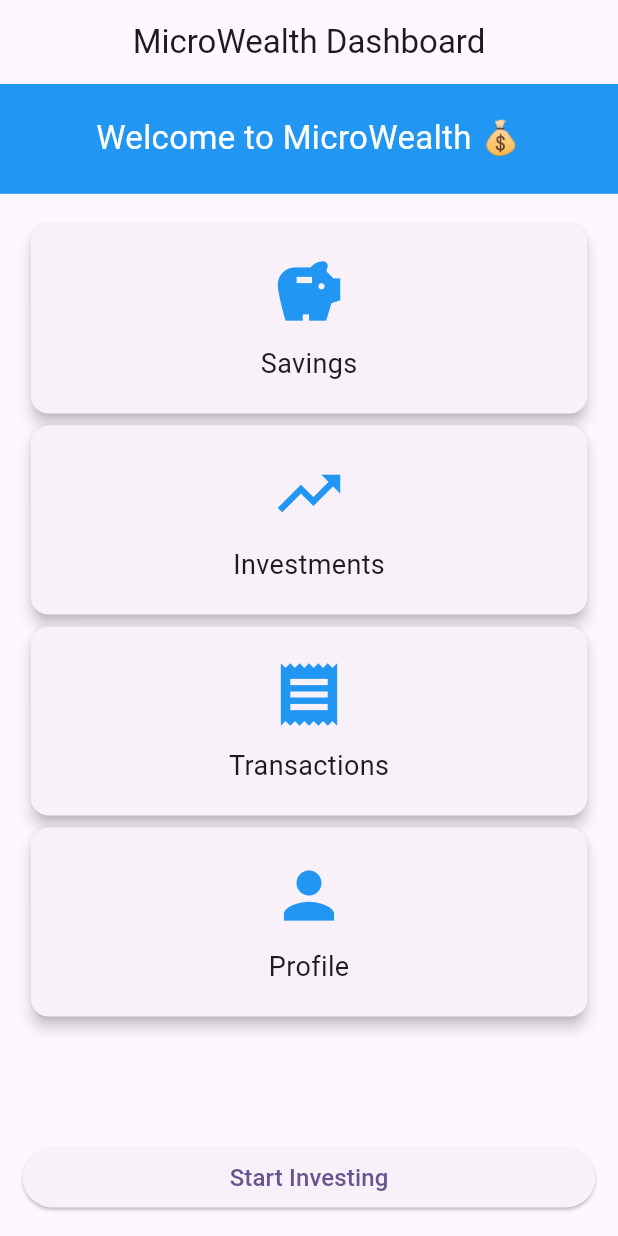
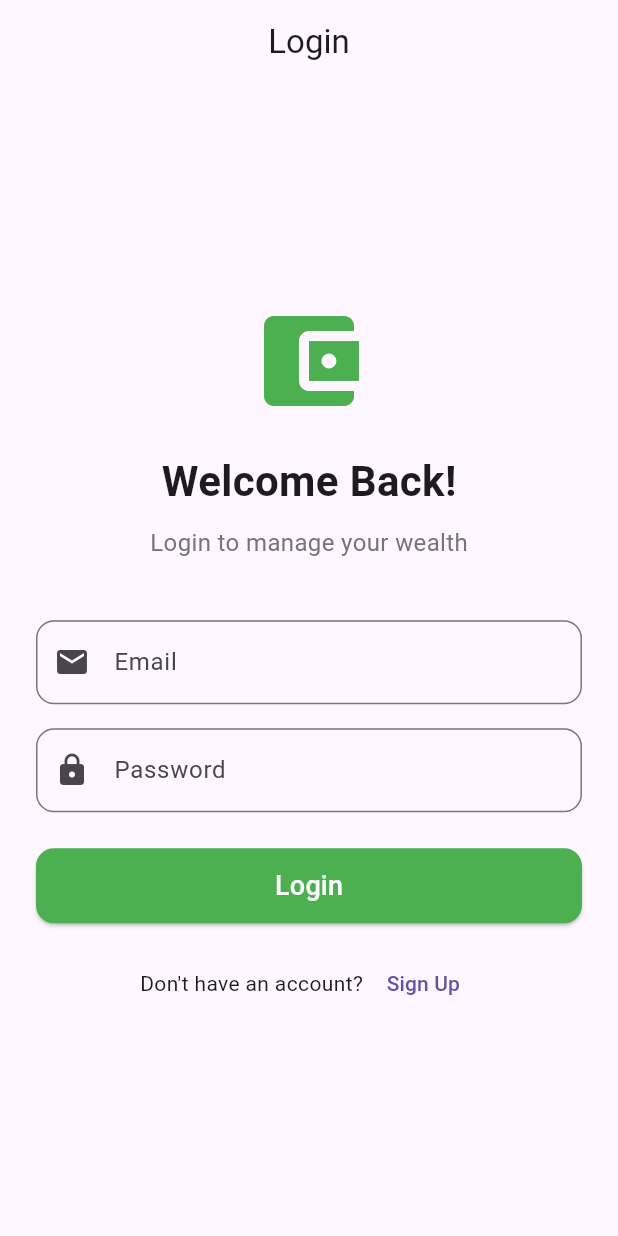
Before and after one commit to Jannat150/MicroWealth, a Flutter app: the screen it shows after launch, on a phone screen of 412 x 824 dp. Run offline on Flutter 3.47's test engine with Material 3 defaults, Android fonts, the phone set to English and light mode, and no system bars; our stand-ins replace cloud_firestore, firebase_auth, firebase_core; accounts and stored records are empty.

Commit message:
feat: integrated Firebase Auth and Firestore with working login and data flow

```diff
--- a/microwealth/lib/main.dart
+++ b/microwealth/lib/main.dart
@@ -1,8 +1,22 @@
 import 'package:flutter/material.dart';
+import 'package:flutter/foundation.dart';
+import 'package:firebase_core/firebase_core.dart';
+import 'package:firebase_auth/firebase_auth.dart';
+import 'firebase_options.dart';
 import 'screens/welcome_screen.dart';
 import 'screens/responsive_home.dart';
+import 'screens/login_screen.dart';
+import 'screens/signup_screen.dart';
 
-void main() {
+void main() async {
+  // Ensures Flutter is initialized before Firebase
+  WidgetsFlutterBinding.ensureInitialized();
+
+  // Initialize Firebase with platform-specific configuration
+  await Firebase.initializeApp(
+    options: DefaultFirebaseOptions.currentPlatform,
+  );
+
   runApp(const MyApp());
 }
 
@@ -14,25 +28,20 @@ class MyApp extends StatelessWidget {
   Widget build(BuildContext context) {
     return MaterialApp(
       title: 'MicroWealth',
+      debugShowCheckedModeBanner: false,
       theme: ThemeData(
-        // This is the theme of your application.
-        //
-        // TRY THIS: Try running your application with "flutter run". You'll see
-        // the application has a purple toolbar. Then, without quitting the app,
-        // try changing the seedColor in the colorScheme below to Colors.green
-        // and then invoke "hot reload" (save your changes or press the "hot
-        // reload" button in a Flutter-supported IDE, or press "r" if you used
-        // the command line to start the app).
-        //
-        // Notice that the counter didn't reset back to zero; the application
-        // state is not lost during the reload. To reset the state, use hot
-        // restart instead.
-        //
-        // This works for code too, not just values: Most code changes can be
-        // tested with just a hot reload.
-        colorScheme: ColorScheme.fromSeed(seedColor: Colors.deepPurple),
+        primarySwatch: Colors.green,
+        useMaterial3: true,
       ),
-      home: ResponsiveHome(),
+      // Start with login screen
+      home: LoginScreen(),
+      // Define routes for navigation
+      routes: {
+        '/login': (context) => LoginScreen(),
+        '/signup': (context) => SignupScreen(),
+        '/home': (context) => ResponsiveHome(),
+        '/welcome': (context) => WelcomeScreen(),
+      },
     );
   }
 }
--- /dev/null
+++ b/microwealth/lib/screens/login_screen.dart
@@ -0,0 +1,180 @@
+import 'package:flutter/material.dart';
+import '../services/auth_service.dart';
+import 'signup_screen.dart';
+import 'responsive_home.dart';
+
+/// Login screen for existing users
+class LoginScreen extends StatefulWidget {
+  @override
+  _LoginScreenState createState() => _LoginScreenState();
+}
+
+class _LoginScreenState extends State<LoginScreen> {
+  final AuthService _authService = AuthService();
+
+  final TextEditingController _emailController = TextEditingController();
+  final TextEditingController _passwordController = TextEditingController();
+
+  bool _isLoading = false;
+
+  @override
+  void dispose() {
+    _emailController.dispose();
+    _passwordController.dispose();
+    super.dispose();
+  }
+
+  /// Handle user login
+  Future<void> _handleLogin() async {
+    if (_emailController.text.isEmpty || _passwordController.text.isEmpty) {
+      _showMessage('Please fill in all fields');
+      return;
+    }
+
+    setState(() => _isLoading = true);
+
+    final user = await _authService.login(
+      _emailController.text.trim(),
+      _passwordController.text.trim(),
+    );
+
+    setState(() => _isLoading = false);
+
+    if (!mounted) return;
+
+    if (user != null) {
+      _showMessage('Login successful!');
+      Navigator.pushReplacement(
+        context,
+        MaterialPageRoute(builder: (context) => ResponsiveHome()),
+      );
+    } else {
+      _showMessage('Login failed. Check your credentials.');
+    }
+  }
+
+  void _showMessage(String message) {
+    ScaffoldMessenger.of(context).showSnackBar(
+      SnackBar(content: Text(message)),
+    );
+  }
+
+  @override
+  Widget build(BuildContext context) {
+    return Scaffold(
+      appBar: AppBar(
+        title: Text('Login'),
+        centerTitle: true,
+      ),
+      body: Center(
+        child: SingleChildScrollView(
+          padding: EdgeInsets.all(24),
+          child: Column(
+            mainAxisAlignment: MainAxisAlignment.center,
+            children: [
+
+              Icon(
+                Icons.account_balance_wallet,
+                size: 80,
+                color: Colors.green,
+              ),
+
+              SizedBox(height: 20),
+
+              Text(
+                'Welcome Back!',
+                style: TextStyle(
+                  fontSize: 28,
+                  fontWeight: FontWeight.bold,
+                ),
+              ),
+
+              SizedBox(height: 10),
+
+              Text(
+                'Login to manage your wealth',
+                style: TextStyle(
+                  fontSize: 16,
+                  color: Colors.grey[600],
+                ),
+              ),
+
+              SizedBox(height: 40),
+
+              // Email Field
+              TextField(
+                controller: _emailController,
+                keyboardType: TextInputType.emailAddress,
+                decoration: InputDecoration(
+                  labelText: 'Email',
+                  prefixIcon: Icon(Icons.email),
+                  border: OutlineInputBorder(
+                    borderRadius: BorderRadius.circular(12),
+                  ),
+                ),
+              ),
+
+              SizedBox(height: 16),
+
+              // Password Field
+              TextField(
+                controller: _passwordController,
+                obscureText: true,
+                decoration: InputDecoration(
+                  labelText: 'Password',
+                  prefixIcon: Icon(Icons.lock),
+                  border: OutlineInputBorder(
+                    borderRadius: BorderRadius.circular(12),
+                  ),
+                ),
+              ),
+
+              SizedBox(height: 24),
+
+              // Login Button
+              SizedBox(
+                width: double.infinity,
+                height: 50,
+                child: ElevatedButton(
+                  onPressed: _isLoading ? null : _handleLogin,
+                  style: ElevatedButton.styleFrom(
+                    backgroundColor: Colors.green,
+                    shape: RoundedRectangleBorder(
+                      borderRadius: BorderRadius.circular(12),
+                    ),
+                  ),
+                  child: _isLoading
+                      ? CircularProgressIndicator(color: Colors.white)
+                      : Text(
+                          'Login',
+                          style: TextStyle(fontSize: 18, color: Colors.white),
+                        ),
+                ),
+              ),
+
+              SizedBox(height: 16),
+
+              // Navigate to Signup
+              Row(
+                mainAxisAlignment: MainAxisAlignment.center,
+                children: [
+                  Text("Don't have an account? "),
+                  TextButton(
+                    onPressed: () {
+                      Navigator.pushReplacement(
+                        context,
+                        MaterialPageRoute(builder: (context) => SignupScreen()),
+                      );
+                    },
+                    child: Text('Sign Up'),
+                  ),
+                ],
+              ),
+
+            ],
+          ),
+        ),
+      ),
+    );
+  }
+}
--- /dev/null
+++ b/microwealth/lib/services/auth_service.dart
@@ -0,0 +1,93 @@
+import 'package:firebase_auth/firebase_auth.dart';
+import 'dart:io';
+
+/// Service for handling Firebase Authentication
+class AuthService {
+  final FirebaseAuth _auth = FirebaseAuth.instance;
+
+  // Get current user
+  User? get currentUser => _auth.currentUser;
+
+  // Listen to authentication state changes
+  Stream<User?> get authStateChanges => _auth.authStateChanges();
+
+  /// Sign up a new user with email and password
+  Future<User?> signUp(String email, String password) async {
+    try {
+      // Force use of emulator-friendly settings
+      _auth.setSettings(
+        appVerificationDisabledForTesting: true,
+        forceRecaptchaFlow: false,
+      );
+
+      final userCredential = await _auth.createUserWithEmailAndPassword(
+        email: email,
+        password: password,
+      );
+      return userCredential.user;
+    } on SocketException catch (e) {
+      print('Network Error: No internet connection - $e');
+      throw Exception('No internet connection. Please check your network.');
+    } on FirebaseAuthException catch (e) {
+      print('FirebaseAuthException: ${e.code} - ${e.message}');
+      if (e.code == 'weak-password') {
+        throw Exception('Password must be at least 6 characters');
+      } else if (e.code == 'email-already-in-use') {
+        throw Exception('This email is already registered. Try logging in instead.');
+      } else if (e.code == 'network-request-failed') {
+        throw Exception('Network error. Check your internet connection.');
+      } else if (e.code == 'invalid-email') {
+        throw Exception('Invalid email address');
+      } else {
+        throw Exception(e.message ?? 'Signup failed');
+      }
+    } catch (e) {
+      if (e is Exception) rethrow;
+      print('Unexpected error: $e');
+      throw Exception('Unexpected error: $e');
+    }
+  }
+
+  /// Log in an existing user with email and password
+  Future<User?> login(String email, String password) async {
+    try {
+      final userCredential = await _auth.signInWithEmailAndPassword(
+        email: email,
+        password: password,
+      );
+      return userCredential.user;
+    } on FirebaseAuthException catch (e) {
+      if (e.code == 'user-not-found') {
+        print('Error: No user found for that email.');
+      } else if (e.code == 'wrong-password') {
+        print('Error: Wrong password provided.');
+      } else {
+        print('Error: ${e.message}');
+      }
+      return null;
+    } catch (e) {
+      print('Unexpected error: $e');
+      return null;
+    }
+  }
+
+  /// Log out the current user
+  Future<void> logout() async {
+    try {
+      await _auth.signOut();
+    } catch (e) {
+      print('Error signing out: $e');
+    }
+  }
+
+  /// Send password reset email
+  Future<bool> resetPassword(String email) async {
+    try {
+      await _auth.sendPasswordResetEmail(email: email);
+      return true;
+    } catch (e) {
+      print('Error sending password reset email: $e');
+      return false;
+    }
+  }
+}
--- a/microwealth/pubspec.yaml
+++ b/microwealth/pubspec.yaml
@@ -34,6 +34,11 @@ dependencies:
   # The following adds the Cupertino Icons font to your application.
   # Use with the CupertinoIcons class for iOS style icons.
   cupertino_icons: ^1.0.8
+
+  # Firebase packages
+  firebase_core: ^3.9.0
+  firebase_auth: ^5.3.4
+  cloud_firestore: ^5.5.2
 
 dev_dependencies:
   flutter_test:
```
Also changed, not shown: microwealth/lib/screens/responsive_home.dart (+106 -15 lines), microwealth/lib/screens/signup_screen.dart (added, +200 -0 lines), microwealth/lib/services/firestore_service.dart (added, +87 -0 lines), microwealth/firebase.json (added), microwealth/lib/firebase_options.dart (added), microwealth/pubspec.lock, 7 other files.
